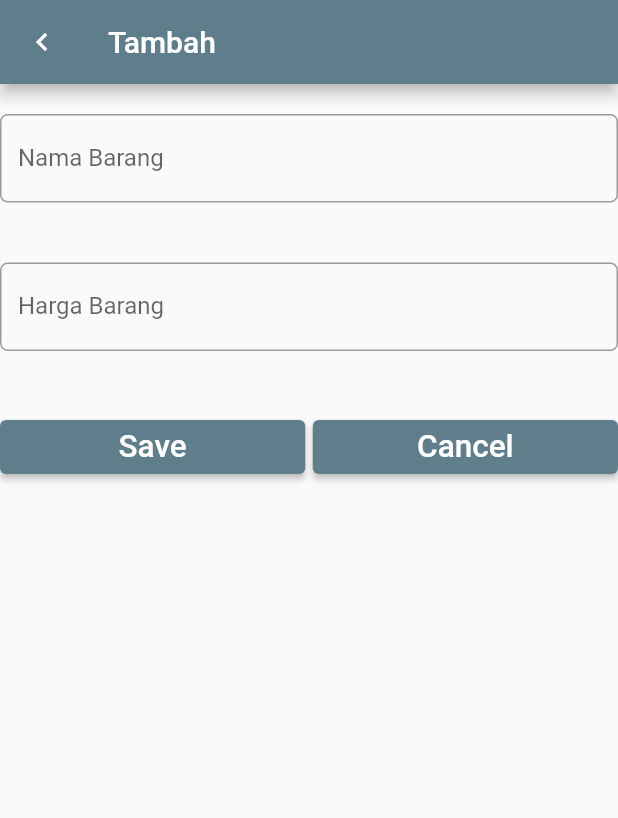
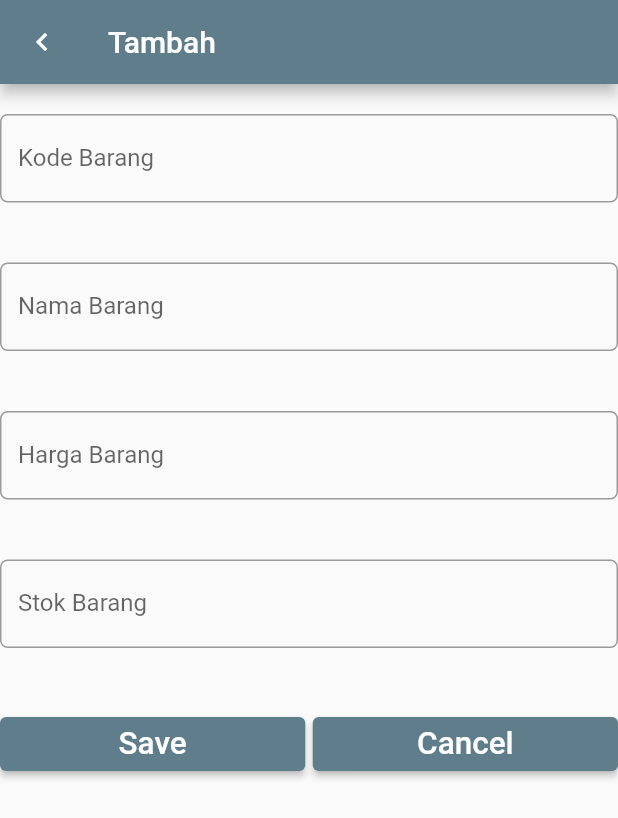
Before and after one commit to NadhifAdyatmaz/db_sqlite_t11, a Flutter app: the screen it shows after launch, after a tap on "Tambah Item", on a phone screen of 412 x 824 dp. Shown: the top 818 px of the screen. Run offline on Flutter 3.47's test engine with Material 2 defaults, Android fonts, the phone set to English and light mode, and no system bars; our stand-ins replace sqflite; accounts and stored records are empty.

Commit message:
update atribut model

```diff
--- a/lib/models/item.dart
+++ b/lib/models/item.dart
@@ -1,7 +1,9 @@
 class Item {
   late int _id;
+  late String kode;
   late String name;
   late int price;
+  late int stok;
 
   int get id => _id;
 
@@ -9,15 +11,21 @@ class Item {
     _id = id;
   }
 
-  Item({required this.name, required this.price});
+  Item(
+      {required this.kode,
+      required this.name,
+      required this.price,
+      required this.stok});
 
   Item.fromMap(Map<String, dynamic> map) {
     _id = map['id'];
+    kode = map['kode'];
     name = map['name'];
     price = map['price'];
+    stok = map['stok'];
   }
 
   Map<String, dynamic> toMap() {
-    return {'name': name, 'price': price};
+    return {'kode': kode, 'name': name, 'price': price, 'stok': stok};
   }
 }
--- a/lib/pages/entryform.dart
+++ b/lib/pages/entryform.dart
@@ -17,16 +17,25 @@ class EntryForm extends StatefulWidget {
 }
 
 class EntryFormState extends State<EntryForm> {
-  late Item item = Item(name: '', price: 0);
+  late Item item = Item(
+    kode: '',
+    name: '',
+    price: 0,
+    stok: 0,
+  );
 
+  TextEditingController kodeController = TextEditingController();
   TextEditingController nameController = TextEditingController();
   TextEditingController priceController = TextEditingController();
+  TextEditingController stokController = TextEditingController();
 
   @override
   Widget build(BuildContext context) {
     if (widget.item != null) {
+      kodeController.text = item.kode;
       nameController.text = item.name;
       priceController.text = item.price.toString();
+      stokController.text = item.stok.toString();
     }
     return Scaffold(
       appBar: AppBar(
@@ -35,6 +44,21 @@ class EntryFormState extends State<EntryForm> {
       ),
       body: ListView(
         children: <Widget>[
+          // kode barang
+          Padding(
+            padding: const EdgeInsets.only(top: 20.0, bottom: 20.0),
+            child: TextField(
+                controller: kodeController,
+                keyboardType: TextInputType.text,
+                decoration: InputDecoration(
+                    labelText: 'Kode Barang',
+                    border: OutlineInputBorder(
+                      borderRadius: BorderRadius.circular(5.0),
+                    )),
+                onChanged: (value) {
+                  // TODO: method untuk form nama barang
+                }),
+          ),
           // nama barang
           Padding(
             padding: const EdgeInsets.only(top: 20.0, bottom: 20.0),
@@ -65,6 +89,21 @@ class EntryFormState extends State<EntryForm> {
                   // TODO: method untuk form harga barang
                 }),
           ),
+          // harga barang
+          Padding(
+            padding: const EdgeInsets.only(top: 20.0, bottom: 20.0),
+            child: TextField(
+                controller: stokController,
+                keyboardType: TextInputType.number,
+                decoration: InputDecoration(
+                    labelText: 'Stok Barang',
+                    border: OutlineInputBorder(
+                      borderRadius: BorderRadius.circular(5.0),
+                    )),
+                onChanged: (value) {
+                  // TODO: method untuk form harga barang
+                }),
+          ),
           // tombol button
           Padding(
             padding: const EdgeInsets.only(top: 20.0, bottom: 20.0),
@@ -82,16 +121,20 @@ class EntryFormState extends State<EntryForm> {
                         print('database');
                         // tambah data
                         item = Item(
+                            kode: kodeController.text,
                             name: nameController.text,
-                            price: int.parse(priceController.text));
+                            price: int.parse(priceController.text),
+                            stok: int.parse(stokController.text));
                         final Future<Database> dbFuture = SQLHelper.db();
                         Future<int> id = SQLHelper.createItem(item);
                         print(id);
                       } else {
                         // ubah data
                         item.id = widget.item!.id;
+                        item.kode = kodeController.text;
                         item.name = nameController.text;
                         item.price = int.parse(priceController.text);
+                        item.stok = int.parse(stokController.text);
                         SQLHelper.updateItem(item);
                       }
                       print('Disini Datanya');
--- a/lib/pages/home.dart
+++ b/lib/pages/home.dart
@@ -78,7 +78,14 @@ class _HomeState extends State<Home> {
                   itemList[index].name,
                   style: textStyle,
                 ),
-                subtitle: Text('Harga: ${itemList[index].price.toString()}'),
+                subtitle: Column(
+                  crossAxisAlignment: CrossAxisAlignment.start,
+                  children: [
+                    Text('Kode: ${itemList[index].kode}'),
+                    Text('Harga: ${itemList[index].price.toString()}'),
+                    Text('Stok: ${itemList[index].stok.toString()}'),
+                  ],
+                ),
                 trailing: GestureDetector(
                   child: const Icon(Icons.delete),
                   onTap: () async {
--- a/lib/sql/sqlhelper.dart
+++ b/lib/sql/sqlhelper.dart
@@ -8,8 +8,10 @@ class SQLHelper {
     await database.execute('''
       CREATE TABLE items (
       id INTEGER PRIMARY KEY AUTOINCREMENT,
+      kode TEXT,
       name TEXT,
-      price INTEGER
+      price INTEGER,
+      stok INTEGER
       )
     ''');
   }
```
